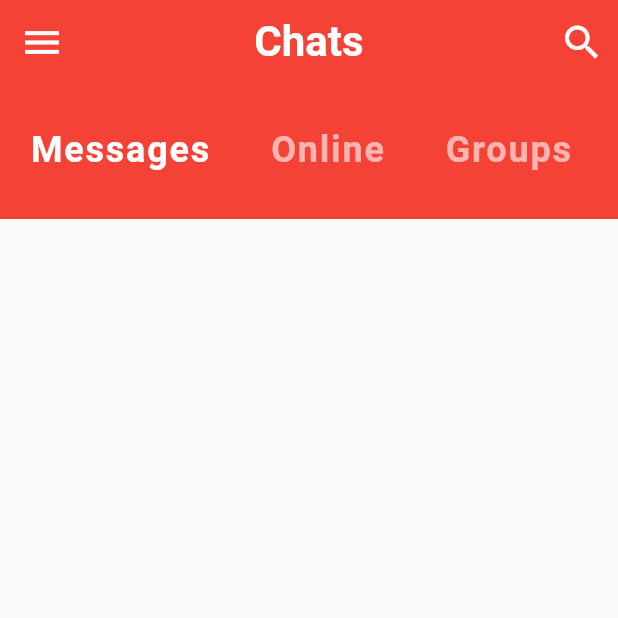
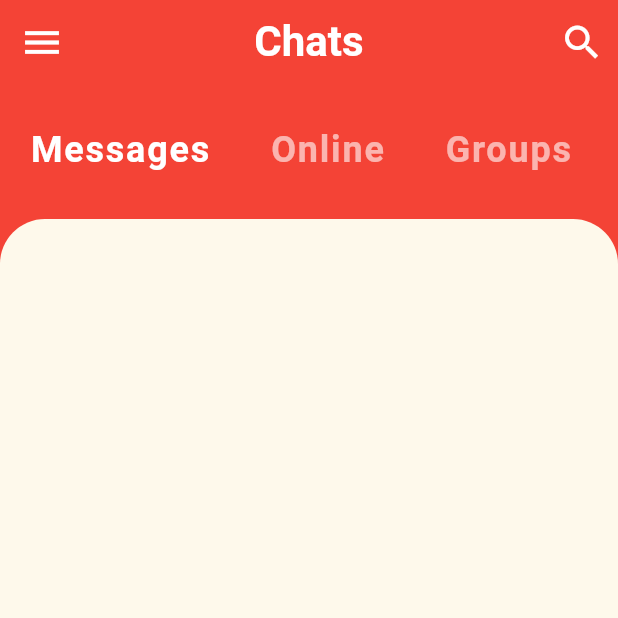
Before and after one commit to BrenoBaronte/chat_app, a Flutter app: the screen it shows after launch, on a phone screen of 412 x 824 dp, the top half of it. Run offline on Flutter 3.47's test engine with Material 2 defaults, Android fonts, the phone set to English and light mode, and no system bars.

Commit message:
Expanded Home Screen Container

```diff
--- a/lib/screens/home_screen.dart
+++ b/lib/screens/home_screen.dart
@@ -10,6 +10,7 @@ class _HomeScreenState extends State<HomeScreen> {
   @override
   Widget build(BuildContext context) {
     return Scaffold(
+      backgroundColor: Theme.of(context).primaryColor,
       appBar: AppBar(
         centerTitle: true,
         leading: IconButton(
@@ -38,7 +39,18 @@ class _HomeScreenState extends State<HomeScreen> {
       body: Column(
         children: <Widget>[
           CategorySelector(),
-        ]
+          Expanded(
+            child: Container(
+              decoration: BoxDecoration(
+                color: Theme.of(context).accentColor,
+                borderRadius: BorderRadius.only(
+                  topLeft: Radius.circular(30.0),
+                  topRight: Radius.circular(30.0),
+                ),
+              ),
+            ),
+          ),
+        ],
       ),
     );
   }
```
